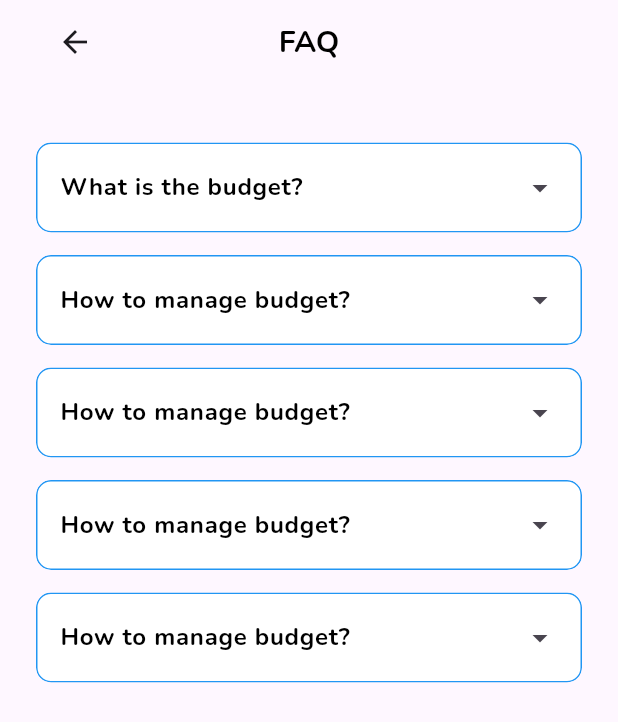
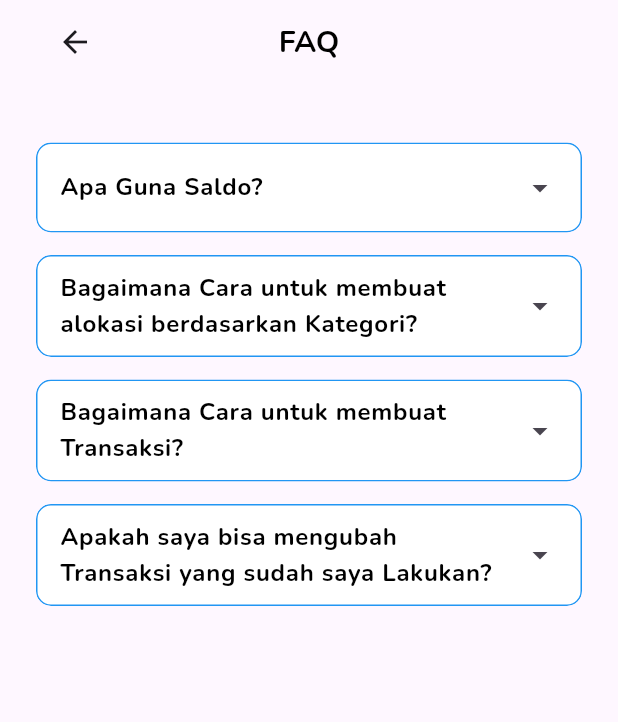
Before and after one commit to Reza1290/budgetin-app, a Flutter app: the FaqPage screen opened directly, on a phone screen of 412 x 824 dp. Shown: the top 722 px of the screen. Run offline on Flutter 3.47's test engine with Material 3 defaults, Android fonts, the phone set to English and light mode, and no system bars; our stand-ins replace drift, flutter_slidable, flutter_svg, sqlite3_flutter_libs; accounts and stored records are empty; generated files the repository leaves out were written again.

```diff
--- a/lib/models/database.dart
+++ b/lib/models/database.dart
@@ -33,7 +33,7 @@ class AppDb extends _$AppDb {
       beforeOpen: (details) async {
         if (details.wasCreated) {
           await into(saldos)
-              .insert(SaldosCompanion.insert(id: Value(1), saldo: 0));
+              .insert(SaldosCompanion.insert(id: Value(1), saldo: 5000000));
         }
       },
       onUpgrade: (Migrator m, int from, int to) async {
--- a/lib/screens/faq_page.dart
+++ b/lib/screens/faq_page.dart
@@ -29,35 +29,43 @@ class FaqPage extends StatelessWidget {
                   child: Column(
                     children: [
                       FaqContent(
-                        question: 'What is the budget?',
+                        question: 'Apa Guna Saldo?',
                         answer:
-                            'The budget refers to the amount of money allocated for a specific purpose.',
+                            'Saldo adalah jumlah Maksimum yang dapat dialokasikan ke beberapa kategori.',
                       ),
                       SizedBox(height: 15),
                       FaqContent(
-                        question: 'How to manage budget?',
+                        question:
+                            'Bagaimana Cara untuk membuat alokasi berdasarkan Kategori?',
                         answer:
-                            'Budget management involves planning, tracking, and controlling expenses to meet financial goals.',
+                            'Buatlah melalui halaman Kategori, anda dapat mengakesnya pada halaman utama Kategori, klik Lainnya.',
                       ),
                       SizedBox(height: 15),
                       FaqContent(
-                        question: 'How to manage budget?',
+                        question: 'Bagaimana Cara untuk membuat Transaksi?',
                         answer:
-                            'Budget management involves planning, tracking, and controlling expenses to meet financial goals.',
+                            'Tekan Quick Button (ADD) pada tengah Halaman. ',
                       ),
                       SizedBox(height: 15),
                       FaqContent(
-                        question: 'How to manage budget?',
+                        question:
+                            'Apakah saya bisa mengubah Transaksi yang sudah saya Lakukan?',
                         answer:
-                            'Budget management involves planning, tracking, and controlling expenses to meet financial goals.',
+                            'Slide ke kiri kartu Riwayat Transaksi untuk menampilkan menu Edit dan Delete.',
                       ),
                       SizedBox(height: 15),
-                      FaqContent(
-                        question: 'How to manage budget?',
-                        answer:
-                            'Budget management involves planning, tracking, and controlling expenses to meet financial goals.',
-                      ),
-                      SizedBox(height: 15),
+                      // FaqContent(
+                      //   question: 'How to manage budget?',
+                      //   answer:
+                      //       'Budget management involves planning, tracking, and controlling expenses to meet financial goals.',
+                      // ),
+                      // SizedBox(height: 15),
+                      // FaqContent(
+                      //   question: 'How to manage budget?',
+                      //   answer:
+                      //       'Budget management involves planning, tracking, and controlling expenses to meet financial goals.',
+                      // ),
+                      // SizedBox(height: 15),
                     ],
                   ),
                 ),
```
Also changed, not shown: lib/screens/riwayat_transaksi_page.dart (+75 -10 lines), lib/widgets/transaksi/riwayat_transaksi_list.dart (+75 -10 lines).
